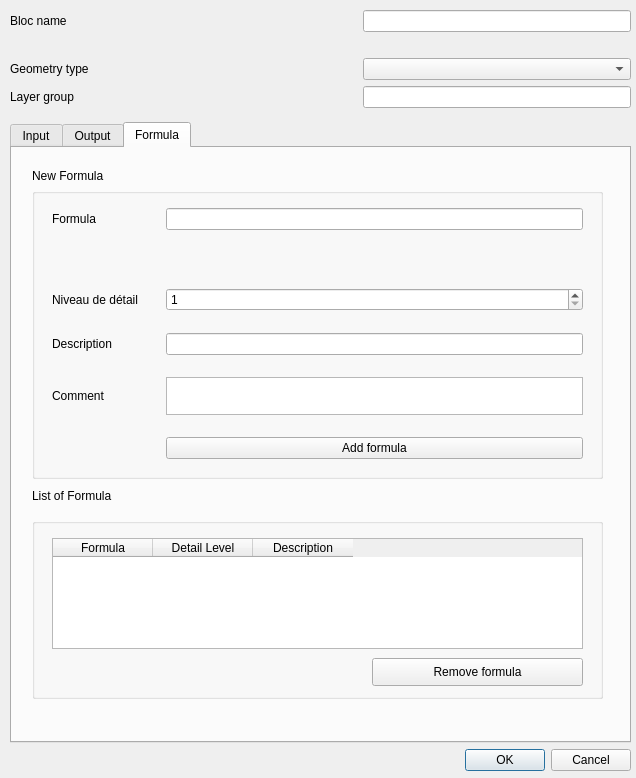
This is gui/forms/create_bloc.ui in TheophileLaPelouse/cycle as Qt 5 draws it before an edit. The edited form follows.
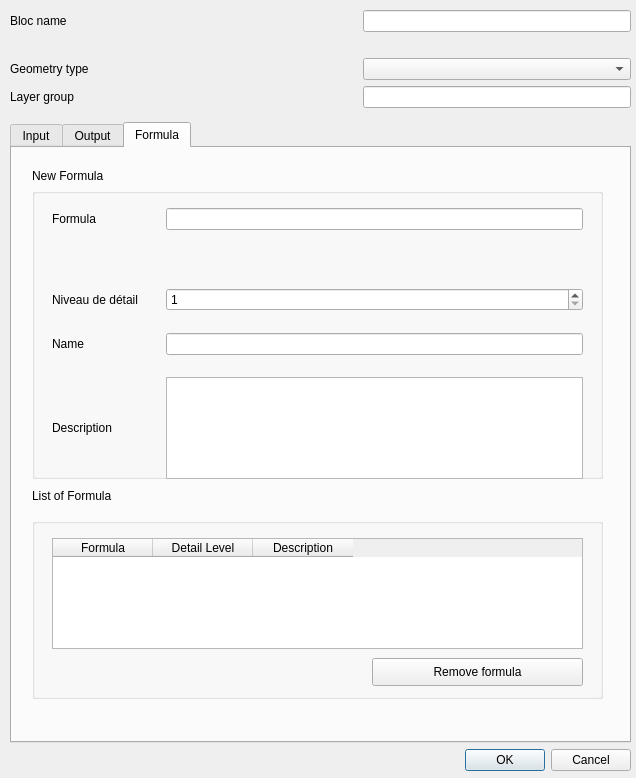
This is the edited form. The open tabs and pages were chosen to show the change.

```diff
--- a/gui/forms/create_bloc.ui
+++ b/gui/forms/create_bloc.ui
@@ -645,7 +645,7 @@
            <x>20</x>
            <y>20</y>
            <width>531</width>
-           <height>251</height>
+           <height>315</height>
           </rect>
          </property>
          <layout class="QGridLayout" name="gridLayout_4">
@@ -766,14 +766,14 @@
           <item row="3" column="0">
            <widget class="QLabel" name="label_20">
             <property name="text">
-             <string>Description</string>
+             <string>Name</string>
             </property>
            </widget>
           </item>
           <item row="4" column="0">
            <widget class="QLabel" name="label_17">
             <property name="text">
-             <string>Comment</string>
+             <string>Description</string>
             </property>
            </widget>
           </item>
```
